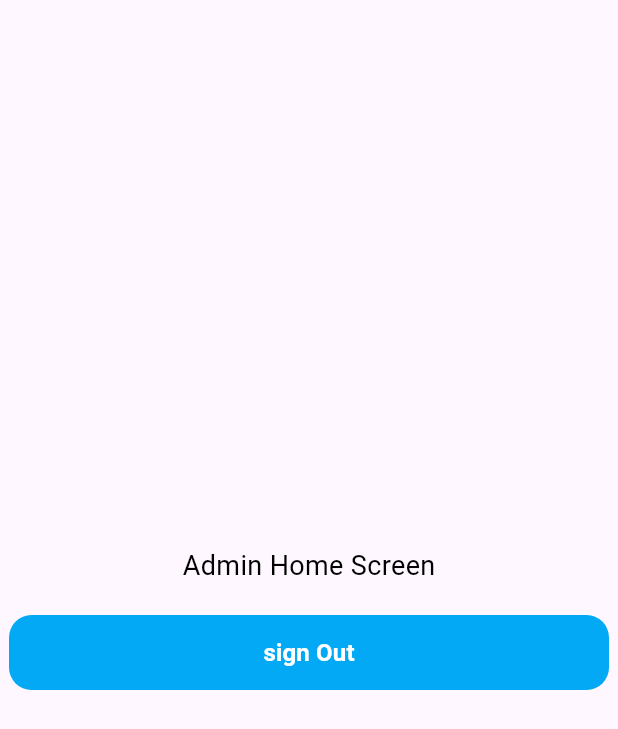
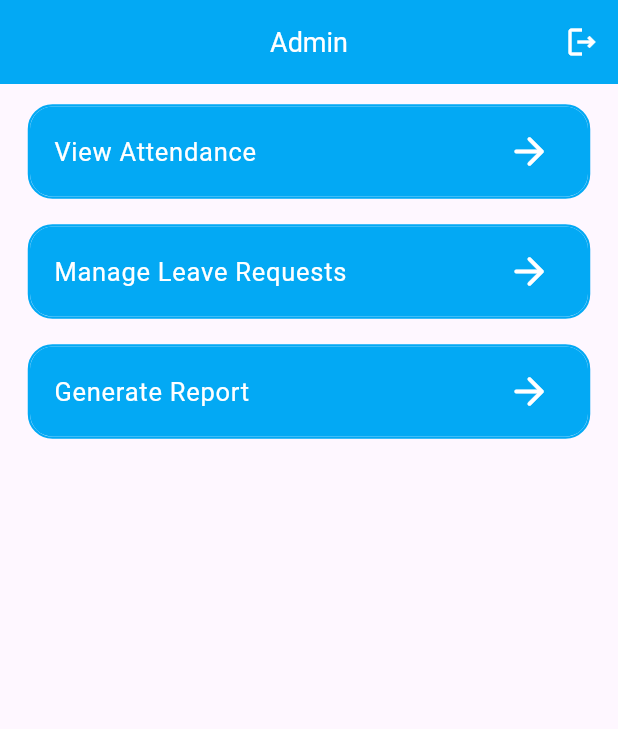
Before and after one commit to Abdulnasir-w/Attendance-Managment-System, a Flutter app: the AdminHomeScreen screen opened directly, on a phone screen of 412 x 824 dp. Shown: the top 729 px of the screen. Run offline on Flutter 3.47's test engine with Material 3 defaults, Android fonts, the light colour scheme and no system bars; our stand-ins replace cloud_firestore, firebase_auth, firebase_core, firebase_storage, flutter_svg, image_picker and 1 more; accounts and stored records are empty; statements that could not run were skipped.

Commit message:
fixed Bugs

```diff
--- /dev/null
+++ b/lib/Model/admin_leave_model.dart
@@ -0,0 +1,25 @@
+class AdminLeaveRequestModel {
+  final String userId;
+  final String leaveRequestId;
+  final String date;
+  final String reason;
+  final String status;
+
+  AdminLeaveRequestModel({
+    required this.date,
+    required this.reason,
+    required this.status,
+    required this.userId,
+    required this.leaveRequestId,
+  });
+
+  factory AdminLeaveRequestModel.fromJson(Map<String, dynamic> doc) {
+    return AdminLeaveRequestModel(
+      date: doc['userId'],
+      reason: doc['reason'],
+      status: doc['status'],
+      userId: doc['userId'],
+      leaveRequestId: doc['leaveRequestId'],
+    );
+  }
+}
--- a/lib/Screens/Admin/home_screen.dart
+++ b/lib/Screens/Admin/home_screen.dart
@@ -1,39 +1,82 @@
-import 'package:attendance_ms/Components/custom_button.dart';
+import 'package:attendance_ms/Components/custom_tiles.dart';
 import 'package:attendance_ms/Providers/User/auth_provider.dart';
+import 'package:attendance_ms/Screens/Admin/generate_report_screen.dart';
+import 'package:attendance_ms/Screens/Admin/managa_attendance_screen.dart';
+import 'package:attendance_ms/Screens/Admin/manage_leave_request_screen.dart';
 import 'package:attendance_ms/Screens/Auth/sign_in_screen.dart';
 import 'package:flutter/material.dart';
+import 'package:provider/provider.dart';
 
 class AdminHomeScreen extends StatelessWidget {
   const AdminHomeScreen({super.key});
 
   @override
   Widget build(BuildContext context) {
+    final auth = Provider.of<AuthProvider>(context, listen: false);
     return Scaffold(
-      body: Column(
-        mainAxisAlignment: MainAxisAlignment.center,
+      appBar: AppBar(
+        title: const Text(
+          "Admin",
+          style: TextStyle(color: Colors.white, fontSize: 18),
+        ),
+        backgroundColor: Colors.lightBlue,
+        centerTitle: true,
+        actions: [
+          IconButton(
+            onPressed: () {
+              auth.signOut();
+              Navigator.pushReplacement(
+                context,
+                MaterialPageRoute(
+                  builder: (context) => const LoginScreen(),
+                ),
+              );
+            },
+            icon: const Icon(
+              Icons.logout_outlined,
+              color: Colors.white,
+            ),
+          )
+        ],
+      ),
+      body: Padding(
+        padding: const EdgeInsets.symmetric(horizontal: 20.0, vertical: 15),
+        child: Column(
           children: [
-          const Center(
-            child: const Text(
-              "Admin Home Screen",
-              style: TextStyle(
-                color: Colors.black,
-                fontSize: 18,
-              ),
-            ),
-          ),
+            Tiles(
+                title: "View Attendance",
+                onPressed: () {
+                  Navigator.push(
+                      context,
+                      MaterialPageRoute(
+                          builder: (context) =>
+                              const ManagaAttendanceScreen()));
+                }),
             const SizedBox(
               height: 20,
             ),
-          MyCustomButton(
-              title: "sign Out",
+            Tiles(
+                title: "Manage Leave Requests",
                 onPressed: () {
-                AuthProvider().signOut();
-                Navigator.pushReplacement(
+                  Navigator.push(
                       context,
                       MaterialPageRoute(
-                        builder: (context) => const LoginScreen()));
+                          builder: (context) =>
+                              const ManageLeaveRequestScreen()));
+                }),
+            const SizedBox(
+              height: 20,
+            ),
+            Tiles(
+                title: "Generate Report",
+                onPressed: () {
+                  Navigator.push(
+                      context,
+                      MaterialPageRoute(
+                          builder: (context) => const GenerateReportScreen()));
                 }),
           ],
+        ),
       ),
     );
   }
--- a/lib/main.dart
+++ b/lib/main.dart
@@ -1,3 +1,4 @@
+import 'package:attendance_ms/Providers/Admin/admin_leave_request_provider.dart';
 import 'package:attendance_ms/Providers/User/attendance_provider.dart';
 import 'package:attendance_ms/Providers/User/auth_provider.dart';
 import 'package:attendance_ms/Providers/User/leave_request_provider.dart';
@@ -29,6 +30,7 @@ class MyApp extends StatelessWidget {
         ChangeNotifierProvider(create: (_) => AuthProvider()),
         ChangeNotifierProvider(create: (_) => LeaveRequestProvider()),
         ChangeNotifierProvider(create: (_) => AttendanceProvider()),
+        ChangeNotifierProvider(create: (_) => AdminLeaveRequestProvider()),
       ],
       child: const MaterialApp(
         title: "Attendance Management System",
```
Also changed, not shown: lib/Providers/Admin/admin_leave_request_provider.dart (added, +67 -0 lines), lib/Screens/Admin/generate_report_screen.dart (added, +10 -0 lines), lib/Screens/Admin/managa_attendance_screen.dart (added, +10 -0 lines), lib/Screens/Admin/manage_leave_request_screen.dart (added, +61 -0 lines), lib/Screens/User/check_request_screen.dart (+19 -13 lines), lib/Screens/User/view_attendance_screen.dart (+25 -16 lines). Lines whose indentation alone changed are shown as unchanged.
